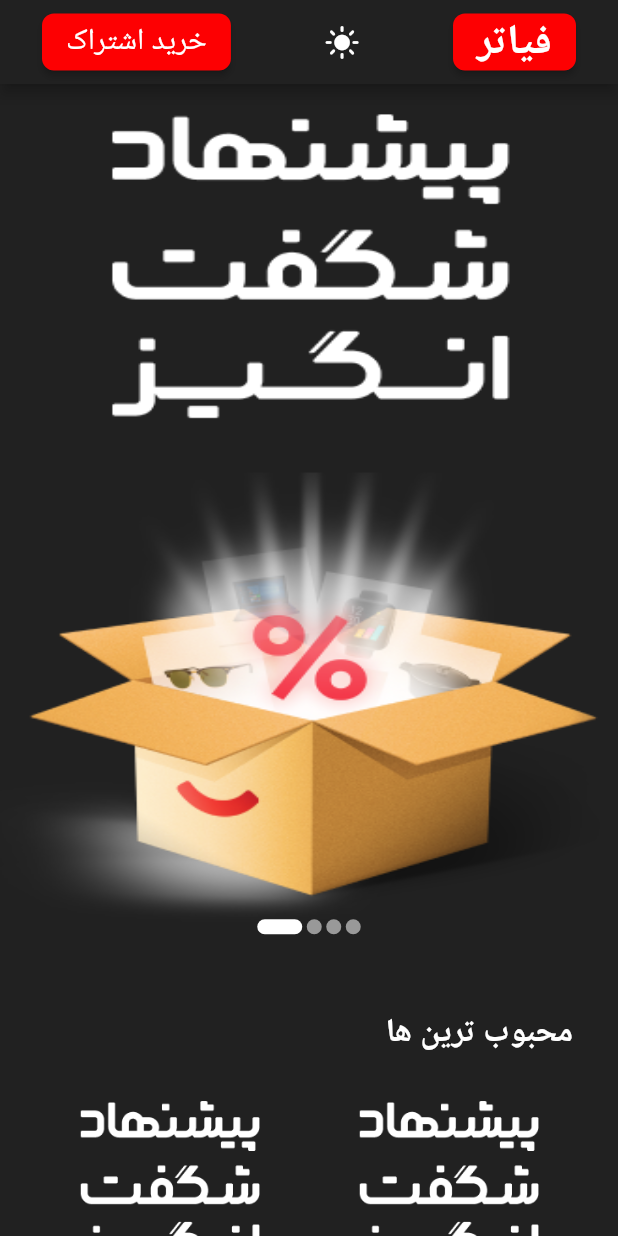
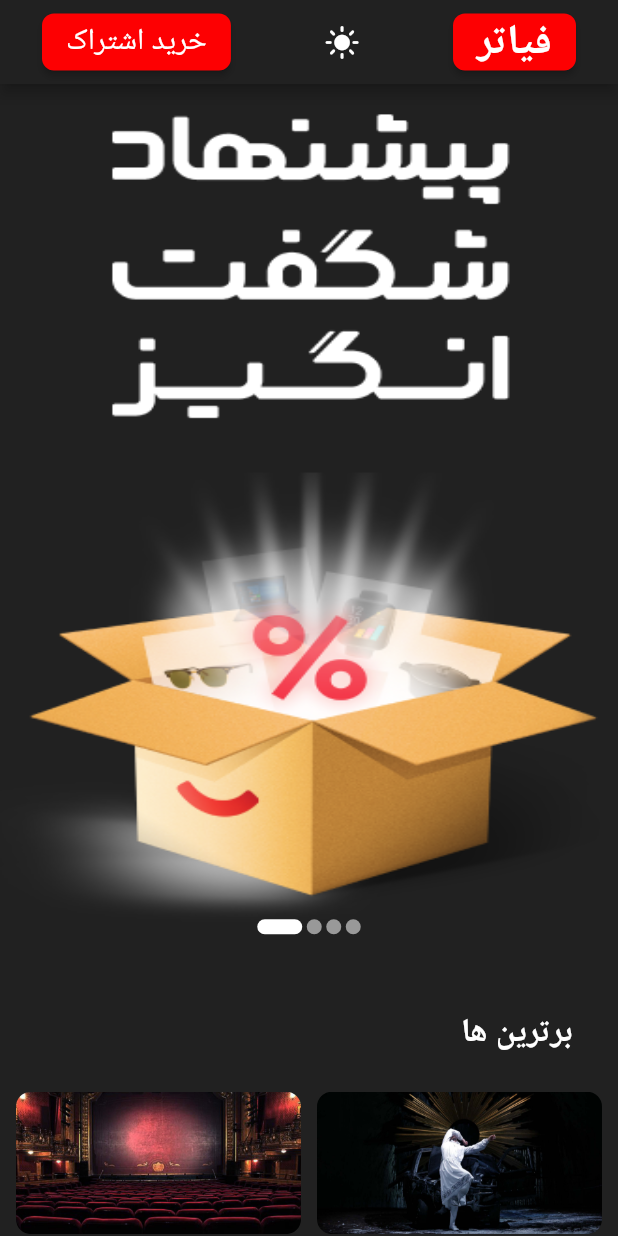
Before and after one commit to ashkan-k/fiattre_flutter, a Flutter app: the screen it shows after launch, on a phone screen of 412 x 824 dp. Run offline on Flutter 3.47's test engine with Material 2 defaults, Android fonts, the phone set to English and light mode, and no system bars; drawn by our look-alikes of smooth_page_indicator; our stand-ins replace cached_network_image, dio, google_fonts, progress_indicators, shimmer; network calls fail.

Commit message:
complete services and init home page Best Categories box

```diff
--- a/lib/api/services/base_service_provider.dart
+++ b/lib/api/services/base_service_provider.dart
@@ -1,4 +1,4 @@
 
 class BaseApiService{
-  String apiUrl = 'http://192.168.1.4:8000';
+  String apiUrl = 'http://192.168.1.2:8000';
 }
--- a/lib/pages/home_page.dart
+++ b/lib/pages/home_page.dart
@@ -7,6 +7,7 @@ import 'package:fiatre_app/pages/components/my_app_bar.dart';
 import 'package:fiatre_app/providers/episode_data_provider.dart';
 import 'package:flutter/cupertino.dart';
 import 'package:flutter/material.dart';
+import 'package:progress_indicators/progress_indicators.dart';
 import 'package:provider/provider.dart';
 import 'package:shimmer/shimmer.dart';
 import 'package:smooth_page_indicator/smooth_page_indicator.dart';
@@ -47,20 +48,20 @@ class _HomePageState extends State<HomePage> {
 
     var best_items_images = [
       [
-        'https://fiatre.ir/categories/%D9%81%DB%8C%D9%84%D9%85-%D8%AA%D8%A6%D8%A7%D8%AA%D8%B1/',
-        'https://fiatre.ir/uploads/categories/%DA%A9%D8%A7%D8%B1%DA%AF%D8%B1%D8%AF%D8%A7%D9%86%DB%8C-%D8%AA%D8%A6%D8%A7%D8%AA%D8%B1/1669050910.794893-t0mUwbnkc8os-theatre_directing.jpg'
+        'https://fiatre.ir/uploads/categories/%DA%A9%D8%A7%D8%B1%DA%AF%D8%B1%D8%AF%D8%A7%D9%86%DB%8C-%D8%AA%D8%A6%D8%A7%D8%AA%D8%B1/1669050910.794893-t0mUwbnkc8os-theatre_directing.jpg',
+        'images/best_items_images/1.jpg',
       ],
       [
-        'https://fiatre.ir/categories/%D9%81%DB%8C%D9%84%D9%85-%D8%AA%D8%A6%D8%A7%D8%AA%D8%B1/',
-        'https://fiatre.ir/uploads/categories/%DA%A9%D8%A7%D8%B1%DA%AF%D8%B1%D8%AF%D8%A7%D9%86%DB%8C-%D8%AA%D8%A6%D8%A7%D8%AA%D8%B1/1669050910.794893-t0mUwbnkc8os-theatre_directing.jpg'
+        'https://fiatre.ir/uploads/categories/%DA%A9%D8%A7%D8%B1%DA%AF%D8%B1%D8%AF%D8%A7%D9%86%DB%8C-%D8%AA%D8%A6%D8%A7%D8%AA%D8%B1/1669050910.794893-t0mUwbnkc8os-theatre_directing.jpg',
+        'images/best_items_images/2.jpg',
       ],
       [
-        'https://fiatre.ir/categories/%D9%81%DB%8C%D9%84%D9%85-%D8%AA%D8%A6%D8%A7%D8%AA%D8%B1/',
-        'https://fiatre.ir/uploads/categories/%DA%A9%D8%A7%D8%B1%DA%AF%D8%B1%D8%AF%D8%A7%D9%86%DB%8C-%D8%AA%D8%A6%D8%A7%D8%AA%D8%B1/1669050910.794893-t0mUwbnkc8os-theatre_directing.jpg'
+        'https://fiatre.ir/uploads/categories/%DA%A9%D8%A7%D8%B1%DA%AF%D8%B1%D8%AF%D8%A7%D9%86%DB%8C-%D8%AA%D8%A6%D8%A7%D8%AA%D8%B1/1669050910.794893-t0mUwbnkc8os-theatre_directing.jpg',
+        'images/best_items_images/3.jpg',
       ],
       [
-        'https://fiatre.ir/categories/%D9%81%DB%8C%D9%84%D9%85-%D8%AA%D8%A6%D8%A7%D8%AA%D8%B1/',
-        'https://fiatre.ir/uploads/categories/%DA%A9%D8%A7%D8%B1%DA%AF%D8%B1%D8%AF%D8%A7%D9%86%DB%8C-%D8%AA%D8%A6%D8%A7%D8%AA%D8%B1/1669050910.794893-t0mUwbnkc8os-theatre_directing.jpg'
+        'https://fiatre.ir/uploads/categories/%DA%A9%D8%A7%D8%B1%DA%AF%D8%B1%D8%AF%D8%A7%D9%86%DB%8C-%D8%AA%D8%A6%D8%A7%D8%AA%D8%B1/1669050910.794893-t0mUwbnkc8os-theatre_directing.jpg',
+        'images/best_items_images/4.jpg',
       ],
     ];
 
@@ -119,7 +120,7 @@ class _HomePageState extends State<HomePage> {
                   children: [
                     Row(
                       children: [
-                        Text('محبوب ترین ها',
+                        Text('برترین ها',
                             style: TextStyle(
                                 fontWeight: FontWeight.bold,
                                 fontSize: 22,
@@ -130,23 +131,20 @@ class _HomePageState extends State<HomePage> {
                 ),
               ),
             ),
-            Padding(
-              padding: const EdgeInsets.all(20),
-              child: Directionality(
-                textDirection: TextDirection.rtl,
-                child: SizedBox(
-                  width: width,
-                  height: 350,
+
+            Column(
+              children: [
+                Padding(
+                  padding: const EdgeInsets.only(top: 25),
                   child: Row(
                     mainAxisAlignment: MainAxisAlignment.spaceEvenly,
                     children: [
-                      Expanded(child: SizedBox(
-                        width: width / 2,
+                      Container(
                         child: Column(
                           children: [
                             ClipRRect(
-                              borderRadius: BorderRadius.circular(20),
-                              child: Image.asset(images![0].toString().toString(), fit: BoxFit.fill),
+                              borderRadius: BorderRadius.all(Radius.circular(10)),
+                              child: Image.asset(best_items_images![0][1].toString(), fit: BoxFit.fill, width: 190),
                             ),
 
                             Padding(
@@ -162,15 +160,13 @@ class _HomePageState extends State<HomePage> {
                             ),
                           ],
                         ),
-                      )),
-
-                      Expanded(child: SizedBox(
-                        width: width / 2,
+                      ),
+                      Container(
                         child: Column(
                           children: [
                             ClipRRect(
-                              borderRadius: BorderRadius.circular(20),
-                              child: Image.asset(images![0].toString().toString(), fit: BoxFit.fill),
+                              borderRadius: BorderRadius.all(Radius.circular(10)),
+                              child: Image.asset(best_items_images![1][1].toString(), fit: BoxFit.fill, width: 190),
                             ),
 
                             Padding(
@@ -186,31 +182,22 @@ class _HomePageState extends State<HomePage> {
                             ),
                           ],
                         ),
-                      )),
-
-
+                      ),
                     ],
                   ),
                 ),
-              ),
-            ),
-            Padding(
-              padding: const EdgeInsets.all(20),
-              child: Directionality(
-                textDirection: TextDirection.rtl,
-                child: SizedBox(
-                  width: width,
-                  height: 350,
+
+                Padding(
+                  padding: const EdgeInsets.only(top: 15),
                   child: Row(
                     mainAxisAlignment: MainAxisAlignment.spaceEvenly,
                     children: [
-                      Expanded(child: SizedBox(
-                        width: width / 2,
+                      Container(
                         child: Column(
                           children: [
                             ClipRRect(
-                              borderRadius: BorderRadius.circular(20),
-                              child: Image.asset(images![0].toString().toString(), fit: BoxFit.fill),
+                              borderRadius: BorderRadius.all(Radius.circular(10)),
+                              child: Image.asset(best_items_images![0][1].toString(), fit: BoxFit.fill, width: 190),
                             ),
 
                             Padding(
@@ -226,15 +213,13 @@ class _HomePageState extends State<HomePage> {
                             ),
                           ],
                         ),
-                      )),
-
-                      Expanded(child: SizedBox(
-                        width: width / 2,
+                      ),
+                      Container(
                         child: Column(
                           children: [
                             ClipRRect(
-                              borderRadius: BorderRadius.circular(20),
-                              child: Image.asset(images![0].toString().toString(), fit: BoxFit.fill),
+                              borderRadius: BorderRadius.all(Radius.circular(10)),
+                              child: Image.asset(best_items_images![1][1].toString(), fit: BoxFit.fill, width: 190),
                             ),
 
                             Padding(
@@ -250,13 +235,11 @@ class _HomePageState extends State<HomePage> {
                             ),
                           ],
                         ),
-                      )),
-
-
+                      ),
                     ],
                   ),
                 ),
-              ),
+              ],
             ),
 
             Padding(
@@ -304,84 +287,12 @@ class _HomePageState extends State<HomePage> {
                   builder: (context, episodes_data_provider, child) {
                     switch (episodes_data_provider.state.status) {
                       case Status.LOADING:
-                        return SizedBox(
-                          height: 80,
-                          child: ListView.builder(
-                              itemCount: 10,
-                              itemBuilder: (context, index) {
-                                return Shimmer.fromColors(
-                                    child: Row(
-                                      children: [
-                                        const Padding(
-                                          padding: EdgeInsets.only(
-                                              top: 8.0, bottom: 8, left: 8),
-                                          child: CircleAvatar(
-                                            backgroundColor: Colors.white,
-                                            radius: 30,
-                                            child: Icon(Icons.add),
-                                          ),
-                                        ),
-                                        Flexible(
-                                          fit: FlexFit.tight,
-                                          child: Padding(
-                                            padding: const EdgeInsets.only(
-                                                right: 8.0, left: 8),
-                                            child: Column(
-                                              crossAxisAlignment:
-                                                  CrossAxisAlignment.start,
-                                              children: [
-                                                SizedBox(
-                                                  width: 50,
-                                                  height: 15,
-                                                  child: Container(
-                                                    decoration: BoxDecoration(
-                                                      borderRadius:
-                                                          BorderRadius.circular(
-                                                              10),
-                                                      color: Colors.white,
-                                                    ),
-                                                  ),
-                                                ),
-                                                Padding(
-                                                  padding:
-                                                      const EdgeInsets.only(
-                                                          top: 8.0),
-                                                  child: SizedBox(
-                                                    width: 25,
-                                                    height: 15,
-                                                    child: Container(
-                                                      decoration: BoxDecoration(
-                                                        borderRadius:
-                                                            BorderRadius
-                                                                .circular(10),
-                                                        color: Colors.white,
-                                                      ),
-                                                    ),
-                                                  ),
-                                                ),
-                                              ],
-                                            ),
-                                          ),
-                                        ),
-                                        Flexible(
-                                          fit: FlexFit.tight,
-                                          child: SizedBox(
-                                            width: 70,
-                                            height: 40,
-                                            child: Container(
-                                              decoration: BoxDecoration(
-                                                borderRadius:
-                                                    BorderRadius.circular(20),
-                                                color: Colors.white,
-                                              ),
-                                            ),
-                                          ),
-                                        ),
-                                      ],
-                                    ),
-                                    baseColor: Colors.grey.shade400,
-                                    highlightColor: Colors.white);
-                              }),
+                        return Center(
+                          child: JumpingDotsProgressIndicator(
+                            color: Colors.black,
+                            fontSize: 80,
+                            dotSpacing: 3,
+                          ),
                         );
                       case Status.COMPLETED:
                         List<CategoriesModel>? model = episodes_data_provider
--- a/pubspec.yaml
+++ b/pubspec.yaml
@@ -48,6 +48,7 @@ dependencies:
   lottie: ^1.2.2
   shared_preferences: ^2.0.15
   json_annotation: ^4.8.0
+  progress_indicators: ^1.0.0
 
 
   # The following adds the Cupertino Icons font to your application.
@@ -81,6 +82,10 @@ flutter:
   # To add assets to your application, add an assets section, like this:
   assets:
     - images/pic0.png
+    - images/best_items_images/1.jpg
+    - images/best_items_images/2.jpg
+    - images/best_items_images/3.jpg
+    - images/best_items_images/4.jpg
   #   - images/a_dot_burr.jpeg
   #   - images/a_dot_ham.jpeg
 
```
Also changed, not shown: images/best_items_images/1.jpg (added), images/best_items_images/2.jpg (added), images/best_items_images/3.jpg (added), images/best_items_images/4.jpg (added), pubspec.lock.
